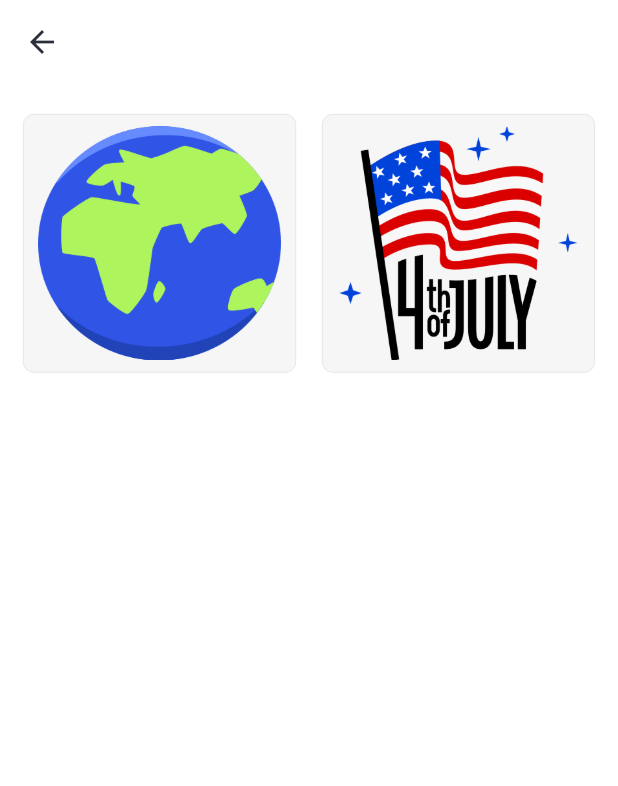
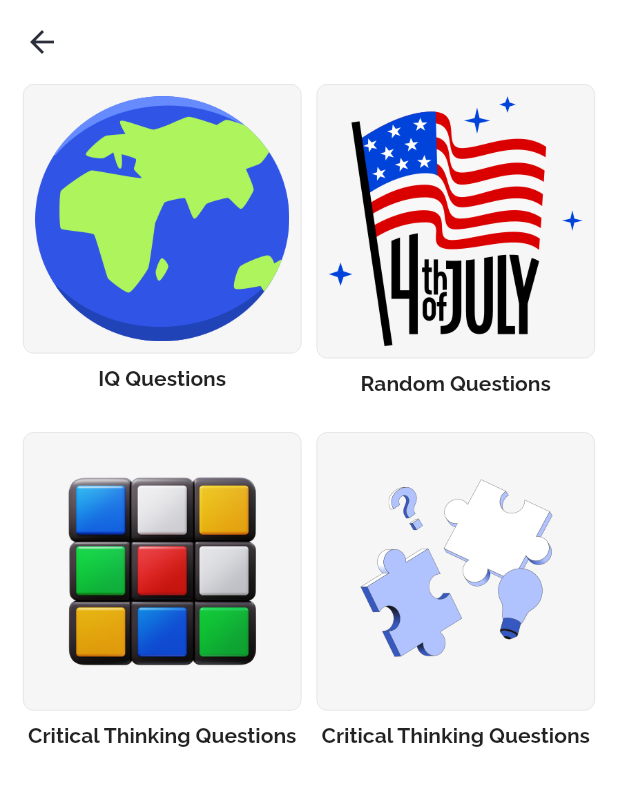
Before and after one commit to TheAbror/dr_iq, a Flutter app: the ImproveIQTab screen opened by its route, on a phone screen of 412 x 824 dp. Shown: the top 786 px of the screen. Run offline on Flutter 3.47's test engine with Material 2 defaults, Android fonts, the phone set to English and light mode, and no system bars; our stand-ins replace chopper, equatable, flutter_bloc, flutter_screenutil, flutter_svg, rive and 1 more; missing offline and left inert: flutter_dialogs; accounts and stored records are empty; generated files the repository leaves out were written again.

Commit message:
design for improve it page done ✅

```diff
--- a/lib/core/roots/main_route_generator.dart
+++ b/lib/core/roots/main_route_generator.dart
@@ -1,4 +1,6 @@
+import 'package:dr_iq/core/global_constants.dart';
 import 'package:dr_iq/ui/home_page/tabs/improve_iq/improve_iq_tab.dart';
+import 'package:dr_iq/ui/home_page/tabs/take_iq_test_tab/take_iq_test_tab.dart';
 import 'package:dr_iq/ui/home_page/tabs/todos_page/todos_page.dart';
 import 'package:flutter/cupertino.dart';
 import 'package:dr_iq/core/roots/app_routes.dart';
@@ -6,7 +8,6 @@ import 'package:dr_iq/core/roots/custom_cupertino_route.dart';
 import 'package:dr_iq/ui/home_page/home_page.dart';
 import 'package:dr_iq/ui/home_page/tabs/history_page/profile_tab/profile_page.dart';
 import 'package:dr_iq/ui/home_page/tabs/history_page/history_page.dart';
-import 'package:dr_iq/ui/home_page/tabs/take_iq_test_tab/take_iq_test_page.dart';
 import 'package:dr_iq/ui/sign_in_page/sign_in_page.dart';
 import 'package:dr_iq/ui/splash_page/splash_page.dart';
 
@@ -27,7 +28,9 @@ class MainRouteGenerator {
         );
       case AppRoutes.takeiqtest:
         return CustomCupertinoStyleNavigationRoute(
-          builder: (_) => TakeIQTest(),
+          builder: (_) => TakeIQTest(
+            questions: settings.arguments as GlobalConstants,
+          ),
         );
       case AppRoutes.historyPage:
         return CustomCupertinoStyleNavigationRoute(
--- a/lib/ui/home_page/home_page.dart
+++ b/lib/ui/home_page/home_page.dart
@@ -1,3 +1,4 @@
+import 'package:dr_iq/core/global_constants.dart';
 import 'package:flutter/material.dart';
 import 'package:flutter_screenutil/flutter_screenutil.dart';
 import 'package:flutter_svg/svg.dart';
@@ -83,7 +84,7 @@ class _HomePageState extends State<HomePage> {
                   text: 'Take IQ Test',
                   color: const Color(0xffc30010),
                   onTap: () {
-                    Navigator.pushNamed(context, AppRoutes.takeiqtest);
+                    Navigator.pushNamed(context, AppRoutes.takeiqtest, arguments: GlobalConstants.questions);
                   },
                 ),
                 HomePageItem(
--- a/lib/ui/home_page/tabs/improve_iq/improve_iq_tab.dart
+++ b/lib/ui/home_page/tabs/improve_iq/improve_iq_tab.dart
@@ -1,4 +1,5 @@
 import 'package:dr_iq/core/app_colors.dart';
+import 'package:dr_iq/core/global_constants.dart';
 import 'package:flutter/material.dart';
 import 'package:flutter_screenutil/flutter_screenutil.dart';
 
@@ -30,47 +31,62 @@ class _Body extends StatelessWidget {
 
   @override
   Widget build(BuildContext context) {
-    return Container(
+    return GridView.builder(
+      gridDelegate: SliverGridDelegateWithMaxCrossAxisExtent(
+        maxCrossAxisExtent: 190.w,
+        childAspectRatio: 4 / 5,
+        crossAxisSpacing: 10,
+        mainAxisSpacing: 0,
+      ),
+      itemCount: 4,
+      shrinkWrap: true,
       padding: EdgeInsets.symmetric(horizontal: 16.w),
-      child: Column(
-        children: const [
-          SizedBox(height: 20),
-          Row(
-            mainAxisAlignment: MainAxisAlignment.spaceBetween,
-            children: [
-              MyCard(image: 'assets/images/improve_iq_assets/bouncy-planet-earth.png'),
-              MyCard(
-                image: 'assets/images/improve_iq_assets/usaflag.png',
-              ),
-            ],
-          ),
-          SizedBox(height: 20),
-          Row(
-            mainAxisAlignment: MainAxisAlignment.spaceBetween,
-            children: [
-              // MyCard(),
-              // MyCard(),
-            ],
-          ),
-        ],
-      ),
+      physics: AlwaysScrollableScrollPhysics(),
+      itemBuilder: (context, index) {
+        String image;
+        String cardTitle;
+
+        if (index == 0) {
+          image = 'assets/images/improve_iq_assets/bouncy-planet-earth.png';
+          cardTitle = 'IQ Questions';
+        } else if (index == 1) {
+          image = 'assets/images/improve_iq_assets/usaflag.png';
+          cardTitle = 'Random Questions';
+        } else if (index == 2) {
+          image = 'assets/images/improve_iq_assets/3d-fluency-rubiks-cube.png';
+          cardTitle = 'Critical Thinking Questions';
+        } else if (index == 3) {
+          image = 'assets/images/improve_iq_assets/random.png';
+          cardTitle = 'Critical Thinking Questions';
+        } else {
+          image = 'assets/images/improve_iq_assets/3d-fluency-rubiks-cube.png';
+          cardTitle = 'Critical Thinking Questions';
+        }
+
+        return MyCard(
+          text: cardTitle,
+          image: image,
+        );
+      },
     );
   }
 }
 
 class MyCard extends StatelessWidget {
   final String image;
+  final String text;
 
   const MyCard({
     super.key,
     required this.image,
+    required this.text,
   });
 
   @override
   Widget build(BuildContext context) {
-    return Container(
-      height: 180.w,
-      width: 190.w,
+    return Column(
+      children: [
+        Container(
           padding: EdgeInsets.all(8.w),
           decoration: BoxDecoration(
             color: AppColors.background,
@@ -81,6 +97,48 @@ class MyCard extends StatelessWidget {
             ),
           ),
           child: Image.asset(image),
+        ),
+        SizedBox(height: 10.h),
+        Text(
+          text,
+          style: TextStyle(
+            fontWeight: FontWeight.bold,
+          ),
+        ),
+        SizedBox(height: 10.h),
+      ],
     );
   }
 }
+
+// class CardSection extends StatelessWidget {
+//   final String cardTitle;
+//   final List<Map<String, dynamic>> questions;
+
+//   const CardSection({
+//     super.key,
+//     required this.cardTitle,
+//     required this.questions,
+//   });
+
+//   @override
+//   Widget build(BuildContext context) {
+//     return Column(
+//       crossAxisAlignment: CrossAxisAlignment.start,
+//       children: [
+//         Row(
+//           crossAxisAlignment: CrossAxisAlignment.start,
+//           children: List.generate(
+//             2,
+//             (index) => Expanded(
+//               child: Padding(
+//                 padding: EdgeInsets.symmetric(horizontal: 8.0),
+//                 child: MyCard(text: cardTitle, image: 'assets/images/improve_iq_assets/bouncy-planet-earth.png'),
+//               ),
+//             ),
+//           ),
+//         ),
+//       ],
+//     );
+//   }
+// }
--- a/lib/ui/home_page/tabs/take_iq_test_tab/take_iq_test_tab.dart
+++ b/lib/ui/home_page/tabs/take_iq_test_tab/take_iq_test_tab.dart
@@ -11,14 +11,11 @@ import 'package:dr_iq/ui/home_page/tabs/take_iq_test_tab/widgets/my_spacer.dart'
 import 'package:dr_iq/ui/home_page/tabs/take_iq_test_tab/widgets/options_text.dart';
 import 'package:dr_iq/ui/home_page/tabs/take_iq_test_tab/widgets/question_text.dart';
 
-class TakeIQTest extends StatefulWidget {
-  const TakeIQTest({super.key});
+class TakeIQTest extends StatelessWidget {
+  final GlobalConstants questions;
 
-  @override
-  State<TakeIQTest> createState() => _TakeIQTestState();
-}
+  const TakeIQTest({super.key, required this.questions});
 
-class _TakeIQTestState extends State<TakeIQTest> {
   @override
   Widget build(BuildContext context) {
     var questionsLength = GlobalConstants.questions.length;
@@ -57,10 +54,6 @@ class _TakeIQTestState extends State<TakeIQTest> {
                         },
                       ),
                     ),
-                    // Row(
-                    //   crossAxisAlignment: CrossAxisAlignment.end,
-                    //   children: iconsList,
-                    // ),
                   ],
                 );
               },
@@ -83,16 +76,12 @@ class _TakeIQTestState extends State<TakeIQTest> {
   }
 }
 
-
-
-
-  // if (state.blocProgress == BlocProgress.IS_LOADING) {
-                //   return const PrimaryLoader();
-                // }
-
-                // if (state.blocProgress == BlocProgress.FAILED) {
-                //   return const SomethingWentWrong();
-                // }
-
-                // final counter = state.counter;
-                // final iconsList = state.icons;
+// if (state.blocProgress == BlocProgress.IS_LOADING) {
+//   return const PrimaryLoader();
+// }// if (state.blocProgress == BlocProgress.FAILED) {
+//   return const SomethingWentWrong();
+// }// final counter = state.counter;
+// final iconsList = state.icons; // Row(
+    //   crossAxisAlignment: CrossAxisAlignment.end,
+    //   children: iconsList,
+    // ),
```
Also changed, not shown: lib/ui/home_page/tabs/take_iq_test_tab/take_iq_test_page.dart (deleted, +0 -98 lines), assets/images/improve_iq_assets/3d-fluency-rubiks-cube.png (added), assets/images/improve_iq_assets/random.png (added). Lines whose indentation alone changed are shown as unchanged.
